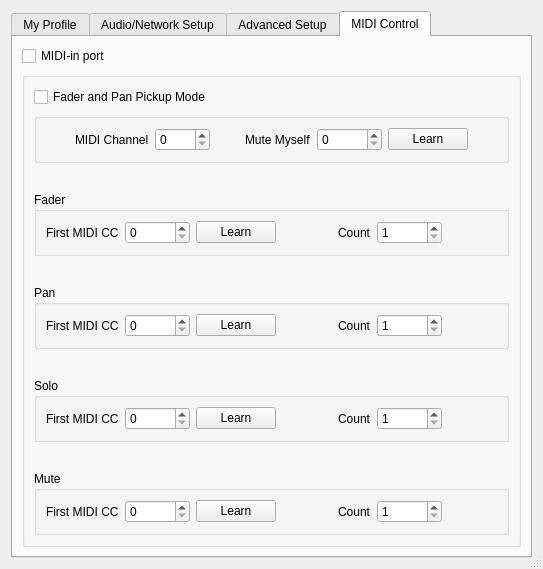
Qt form src/clientsettingsdlgbase.ui (ignotus666/jamulus) before a commit.
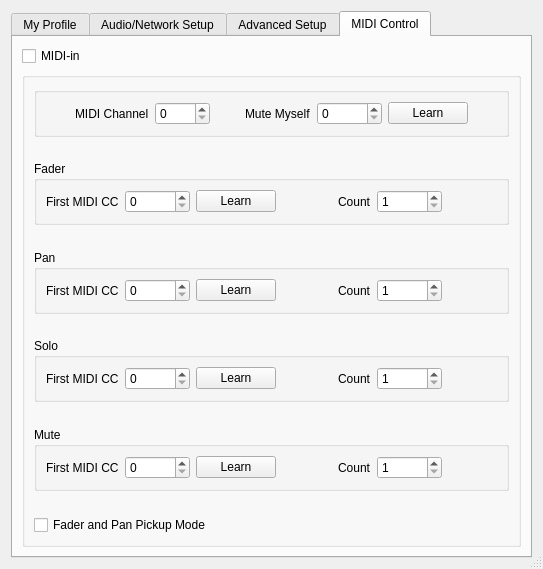
The same form after that commit. Icons and pictures are not drawn. Custom widgets are drawn as their Qt base class.

```diff
--- a/src/clientsettingsdlgbase.ui
+++ b/src/clientsettingsdlgbase.ui
@@ -1341,20 +1341,163 @@
        <string>MIDI Control</string>
       </attribute>
       <layout class="QGridLayout" name="gridLayout">
-       <item row="0" column="0">
-        <widget class="QCheckBox" name="chbUseMIDIController">
-         <property name="text">
-          <string>MIDI-in port</string>
-         </property>
-        </widget>
-       </item>
        <item row="1" column="0">
         <widget class="QGroupBox" name="midiControlsContainer">
          <property name="title">
           <string/>
          </property>
          <layout class="QGridLayout" name="gridLayout_2">
-          <item row="7" column="0">
+          <item row="5" column="0">
+           <spacer name="verticalSpacer_14">
+            <property name="orientation">
+             <enum>Qt::Vertical</enum>
+            </property>
+            <property name="sizeHint" stdset="0">
+             <size>
+              <width>20</width>
+              <height>40</height>
+             </size>
+            </property>
+           </spacer>
+          </item>
+          <item row="6" column="0">
+           <widget class="QGroupBox" name="panGroup">
+            <property name="font">
+             <font>
+              <weight>50</weight>
+              <bold>false</bold>
+             </font>
+            </property>
+            <property name="title">
+             <string>Pan</string>
+            </property>
+            <layout class="QHBoxLayout" name="horizontalLayout_13">
+             <item>
+              <widget class="QLabel" name="lblPanOffset">
+               <property name="font">
+                <font>
+                 <weight>50</weight>
+                 <bold>false</bold>
+                </font>
+               </property>
+               <property name="text">
+                <string>First MIDI CC</string>
+               </property>
+              </widget>
+             </item>
+             <item>
+              <widget class="QSpinBox" name="spnPanOffset">
+               <property name="minimumSize">
+                <size>
+                 <width>65</width>
+                 <height>0</height>
+                </size>
+               </property>
+               <property name="font">
+                <font>
+                 <weight>50</weight>
+                 <bold>false</bold>
+                </font>
+               </property>
+               <property name="maximum">
+                <number>127</number>
+               </property>
+              </widget>
+             </item>
+             <item>
+              <widget class="QPushButton" name="butLearnPanOffset">
+               <property name="font">
+                <font>
+                 <weight>50</weight>
+                 <bold>false</bold>
+                </font>
+               </property>
+               <property name="text">
+                <string>Learn</string>
+               </property>
+               <property name="autoDefault">
+                <bool>false</bool>
+               </property>
+              </widget>
+             </item>
+             <item>
+              <spacer name="horizontalSpacer_17">
+               <property name="orientation">
+                <enum>Qt::Horizontal</enum>
+               </property>
+               <property name="sizeHint" stdset="0">
+                <size>
+                 <width>40</width>
+                 <height>20</height>
+                </size>
+               </property>
+              </spacer>
+             </item>
+             <item>
+              <widget class="QLabel" name="lblPanCount">
+               <property name="font">
+                <font>
+                 <weight>50</weight>
+                 <bold>false</bold>
+                </font>
+               </property>
+               <property name="text">
+                <string>Count</string>
+               </property>
+              </widget>
+             </item>
+             <item>
+              <widget class="QSpinBox" name="spnPanCount">
+               <property name="minimumSize">
+                <size>
+                 <width>65</width>
+                 <height>0</height>
+                </size>
+               </property>
+               <property name="font">
+                <font>
+                 <weight>50</weight>
+                 <bold>false</bold>
+                </font>
+               </property>
+               <property name="minimum">
+                <number>1</number>
+               </property>
+               <property name="maximum">
+                <number>127</number>
+               </property>
+              </widget>
+             </item>
+             <item>
+              <spacer name="horizontalSpacer_19">
+               <property name="orientation">
+                <enum>Qt::Horizontal</enum>
+               </property>
+               <property name="sizeHint" stdset="0">
+                <size>
+                 <width>40</width>
+                 <height>20</height>
+                </size>
+               </property>
+              </spacer>
+             </item>
+            </layout>
+           </widget>
+          </item>
+          <item row="9" column="0">
+           <spacer name="verticalSpacer_17">
+            <property name="orientation">
+             <enum>Qt::Vertical</enum>
+            </property>
+            <property name="sizeHint" stdset="0">
+             <size>
+              <width>20</width>
+              <height>40</height>
+             </size>
+            </property>
+           </spacer>
+          </item>
+          <item row="8" column="0">
            <widget class="QGroupBox" name="soloGroup">
             <property name="font">
              <font>
@@ -1478,8 +1621,282 @@
             </layout>
            </widget>
           </item>
+          <item row="7" column="0">
+           <spacer name="verticalSpacer_16">
+            <property name="orientation">
+             <enum>Qt::Vertical</enum>
+            </property>
+            <property name="sizeHint" stdset="0">
+             <size>
+              <width>20</width>
+              <height>40</height>
+             </size>
+            </property>
+           </spacer>
+          </item>
+          <item row="10" column="0">
+           <widget class="QGroupBox" name="muteGroup">
+            <property name="font">
+             <font>
+              <weight>50</weight>
+              <bold>false</bold>
+             </font>
+            </property>
+            <property name="title">
+             <string>Mute</string>
+            </property>
+            <layout class="QHBoxLayout" name="horizontalLayout_15">
+             <item>
+              <widget class="QLabel" name="lblMuteOffset">
+               <property name="font">
+                <font>
+                 <weight>50</weight>
+                 <bold>false</bold>
+                </font>
+               </property>
+               <property name="text">
+                <string>First MIDI CC</string>
+               </property>
+              </widget>
+             </item>
+             <item>
+              <widget class="QSpinBox" name="spnMuteOffset">
+               <property name="minimumSize">
+                <size>
+                 <width>65</width>
+                 <height>0</height>
+                </size>
+               </property>
+               <property name="font">
+                <font>
+                 <weight>50</weight>
+                 <bold>false</bold>
+                </font>
+               </property>
+               <property name="maximum">
+                <number>127</number>
+               </property>
+              </widget>
+             </item>
+             <item>
+              <widget class="QPushButton" name="butLearnMuteOffset">
+               <property name="font">
+                <font>
+                 <weight>50</weight>
+                 <bold>false</bold>
+                </font>
+               </property>
+               <property name="text">
+                <string>Learn</string>
+               </property>
+               <property name="autoDefault">
+                <bool>false</bool>
+               </property>
+              </widget>
+             </item>
+             <item>
+              <spacer name="horizontalSpacer_11">
+               <property name="orientation">
+                <enum>Qt::Horizontal</enum>
+               </property>
+               <property name="sizeHint" stdset="0">
+                <size>
+                 <width>40</width>
+                 <height>20</height>
+                </size>
+               </property>
+              </spacer>
+             </item>
+             <item>
+              <widget class="QLabel" name="lblMuteCount">
+               <property name="font">
+                <font>
+                 <weight>50</weight>
+                 <bold>false</bold>
+                </font>
+               </property>
+               <property name="text">
+                <string>Count</string>
+               </property>
+              </widget>
+             </item>
+             <item>
+              <widget class="QSpinBox" name="spnMuteCount">
+               <property name="minimumSize">
+                <size>
+                 <width>65</width>
+                 <height>0</height>
+                </size>
+               </property>
+               <property name="font">
+                <font>
+                 <weight>50</weight>
+                 <bold>false</bold>
+                </font>
+               </property>
+               <property name="minimum">
+                <number>1</number>
+               </property>
+               <property name="maximum">
+                <number>127</number>
+               </property>
+              </widget>
+             </item>
+             <item>
+              <spacer name="horizontalSpacer_12">
+               <property name="orientation">
+                <enum>Qt::Horizontal</enum>
+               </property>
+               <property name="sizeHint" stdset="0">
+                <size>
+                 <width>40</width>
+                 <height>20</height>
+                </size>
+               </property>
+              </spacer>
+             </item>
+            </layout>
+           </widget>
+          </item>
+          <item row="3" column="0">
+           <spacer name="verticalSpacer_12">
+            <property name="orientation">
+             <enum>Qt::Vertical</enum>
+            </property>
+            <property name="sizeHint" stdset="0">
+             <size>
+              <width>20</width>
+              <height>40</height>
+             </size>
+            </property>
+           </spacer>
+          </item>
           <item row="4" column="0">
-           <spacer name="verticalSpacer_14">
+           <widget class="QGroupBox" name="faderGroup">
+            <property name="font">
+             <font>
+              <weight>50</weight>
+              <bold>false</bold>
+             </font>
+            </property>
+            <property name="title">
+             <string>Fader</string>
+            </property>
+            <layout class="QHBoxLayout" name="horizontalLayout_11">
+             <item>
+              <widget class="QLabel" name="lblFaderOffset">
+               <property name="font">
+                <font>
+                 <weight>50</weight>
+                 <bold>false</bold>
+                </font>
+               </property>
+               <property name="text">
+                <string>First MIDI CC</string>
+               </property>
+              </widget>
+             </item>
+             <item>
+              <widget class="QSpinBox" name="spnFaderOffset">
+               <property name="minimumSize">
+                <size>
+                 <width>65</width>
+                 <height>0</height>
+                </size>
+               </property>
+               <property name="font">
+                <font>
+                 <weight>50</weight>
+                 <bold>false</bold>
+                </font>
+               </property>
+               <property name="maximum">
+                <number>127</number>
+               </property>
+              </widget>
+             </item>
+             <item>
+              <widget class="QPushButton" name="butLearnFaderOffset">
+               <property name="font">
+                <font>
+                 <weight>50</weight>
+                 <bold>false</bold>
+                </font>
+               </property>
+               <property name="text">
+                <string>Learn</string>
+               </property>
+               <property name="autoDefault">
+                <bool>false</bool>
+               </property>
+              </widget>
+             </item>
+             <item>
+              <spacer name="horizontalSpacer_21">
+               <property name="orientation">
+                <enum>Qt::Horizontal</enum>
+               </property>
+               <property name="sizeHint" stdset="0">
+                <size>
+                 <width>40</width>
+                 <height>20</height>
+                </size>
+               </property>
+              </spacer>
+             </item>
+             <item>
+              <widget class="QLabel" name="lblFaderCount">
+               <property name="font">
+                <font>
+                 <weight>50</weight>
+                 <bold>false</bold>
+                </font>
+               </property>
+               <property name="text">
+                <string>Count</string>
+               </property>
+              </widget>
+             </item>
+             <item>
+              <widget class="QSpinBox" name="spnFaderCount">
+               <property name="minimumSize">
+                <size>
+                 <width>65</width>
+                 <height>0</height>
+                </size>
+               </property>
+               <property name="font">
+                <font>
+                 <weight>50</weight>
+                 <bold>false</bold>
+                </font>
+               </property>
+               <property name="minimum">
+                <number>1</number>
+               </property>
+               <property name="maximum">
+                <number>127</number>
+               </property>
+              </widget>
+             </item>
+             <item>
+              <spacer name="horizontalSpacer_22">
+               <property name="orientation">
+                <enum>Qt::Horizontal</enum>
+               </property>
+               <property name="sizeHint" stdset="0">
+                <size>
+                 <width>40</width>
+                 <height>20</height>
+                </size>
+               </property>
+              </spacer>
+             </item>
+            </layout>
+           </widget>
+          </item>
+          <item row="11" column="0">
+           <spacer name="verticalSpacer_18">
             <property name="orientation">
              <enum>Qt::Vertical</enum>
             </property>
@@ -1491,7 +1908,7 @@
             </property>
            </spacer>
           </item>
-          <item row="1" column="0">
+          <item row="1" column="0" rowspan="2">
            <widget class="QGroupBox" name="chanMuteGroup">
             <property name="font">
              <font>
@@ -1549,7 +1966,7 @@
               </widget>
              </item>
              <item>
-              <spacer name="horizontalSpacer_23">
+              <spacer name="horizontalSpacer_15">
                <property name="orientation">
                 <enum>Qt::Horizontal</enum>
                </property>
@@ -1610,7 +2027,7 @@
               </widget>
              </item>
              <item>
-              <spacer name="horizontalSpacer_24">
+              <spacer name="horizontalSpacer_23">
                <property name="orientation">
                 <enum>Qt::Horizontal</enum>
                </property>
@@ -1625,419 +2042,14 @@
             </layout>
            </widget>
           </item>
-          <item row="2" column="0">
-           <spacer name="verticalSpacer_12">
-            <property name="orientation">
-             <enum>Qt::Vertical</enum>
-            </property>
-            <property name="sizeHint" stdset="0">
-             <size>
-              <width>20</width>
-              <height>40</height>
-             </size>
-            </property>
-           </spacer>
-          </item>
-          <item row="6" column="0">
-           <spacer name="verticalSpacer_16">
-            <property name="orientation">
-             <enum>Qt::Vertical</enum>
-            </property>
-            <property name="sizeHint" stdset="0">
-             <size>
-              <width>20</width>
-              <height>40</height>
-             </size>
-            </property>
-           </spacer>
-          </item>
-          <item row="3" column="0">
-           <widget class="QGroupBox" name="faderGroup">
-            <property name="font">
-             <font>
-              <weight>50</weight>
-              <bold>false</bold>
-             </font>
-            </property>
-            <property name="title">
-             <string>Fader</string>
-            </property>
-            <layout class="QHBoxLayout" name="horizontalLayout_11">
-             <item>
-              <widget class="QLabel" name="lblFaderOffset">
-               <property name="font">
-                <font>
-                 <weight>50</weight>
-                 <bold>false</bold>
-                </font>
-               </property>
-               <property name="text">
-                <string>First MIDI CC</string>
-               </property>
-              </widget>
-             </item>
-             <item>
-              <widget class="QSpinBox" name="spnFaderOffset">
-               <property name="minimumSize">
-                <size>
-                 <width>65</width>
-                 <height>0</height>
-                </size>
-               </property>
-               <property name="font">
-                <font>
-                 <weight>50</weight>
-                 <bold>false</bold>
-                </font>
-               </property>
-               <property name="maximum">
-                <number>127</number>
-               </property>
-              </widget>
-             </item>
-             <item>
-              <widget class="QPushButton" name="butLearnFaderOffset">
-               <property name="font">
-                <font>
-                 <weight>50</weight>
-                 <bold>false</bold>
-                </font>
-               </property>
-               <property name="text">
-                <string>Learn</string>
-               </property>
-               <property name="autoDefault">
-                <bool>false</bool>
-               </property>
-              </widget>
-             </item>
-             <item>
-              <spacer name="horizontalSpacer_21">
-               <property name="orientation">
-                <enum>Qt::Horizontal</enum>
-               </property>
-               <property name="sizeHint" stdset="0">
-                <size>
-                 <width>40</width>
-                 <height>20</height>
-                </size>
-               </property>
-              </spacer>
-             </item>
-             <item>
-              <widget class="QLabel" name="lblFaderCount">
-               <property name="font">
-                <font>
-                 <weight>50</weight>
-                 <bold>false</bold>
-                </font>
-               </property>
-               <property name="text">
-                <string>Count</string>
-               </property>
-              </widget>
-             </item>
-             <item>
-              <widget class="QSpinBox" name="spnFaderCount">
-               <property name="minimumSize">
-                <size>
-                 <width>65</width>
-                 <height>0</height>
-                </size>
-               </property>
-               <property name="font">
-                <font>
-                 <weight>50</weight>
-                 <bold>false</bold>
-                </font>
-               </property>
-               <property name="minimum">
-                <number>1</number>
-               </property>
-               <property name="maximum">
-                <number>127</number>
-               </property>
-              </widget>
-             </item>
-             <item>
-              <spacer name="horizontalSpacer_22">
-               <property name="orientation">
-                <enum>Qt::Horizontal</enum>
-               </property>
-               <property name="sizeHint" stdset="0">
-                <size>
-                 <width>40</width>
-                 <height>20</height>
-                </size>
-               </property>
-              </spacer>
-             </item>
-            </layout>
-           </widget>
-          </item>
-          <item row="9" column="0">
-           <widget class="QGroupBox" name="muteGroup">
-            <property name="font">
-             <font>
-              <weight>50</weight>
-              <bold>false</bold>
-             </font>
-            </property>
-            <property name="title">
-             <string>Mute</string>
-            </property>
-            <layout class="QHBoxLayout" name="horizontalLayout_15">
-             <item>
-              <widget class="QLabel" name="lblMuteOffset">
-               <property name="font">
-                <font>
-                 <weight>50</weight>
-                 <bold>false</bold>
-                </font>
-               </property>
-               <property name="text">
-                <string>First MIDI CC</string>
-               </property>
-              </widget>
-             </item>
-             <item>
-              <widget class="QSpinBox" name="spnMuteOffset">
-               <property name="minimumSize">
-                <size>
-                 <width>65</width>
-                 <height>0</height>
-                </size>
-               </property>
-               <property name="font">
-                <font>
-                 <weight>50</weight>
-                 <bold>false</bold>
-                </font>
-               </property>
-               <property name="maximum">
-                <number>127</number>
-               </property>
-              </widget>
-             </item>
-             <item>
-              <widget class="QPushButton" name="butLearnMuteOffset">
-               <property name="font">
-                <font>
-                 <weight>50</weight>
-                 <bold>false</bold>
-                </font>
-               </property>
-               <property name="text">
-                <string>Learn</string>
-               </property>
-               <property name="autoDefault">
-                <bool>false</bool>
-               </property>
-              </widget>
-             </item>
-             <item>
-              <spacer name="horizontalSpacer_11">
-               <property name="orientation">
-                <enum>Qt::Horizontal</enum>
-               </property>
-               <property name="sizeHint" stdset="0">
-                <size>
-                 <width>40</width>
-                 <height>20</height>
-                </size>
-               </property>
-              </spacer>
-             </item>
-             <item>
-              <widget class="QLabel" name="lblMuteCount">
-               <property name="font">
-                <font>
-                 <weight>50</weight>
-                 <bold>false</bold>
-                </font>
-               </property>
-               <property name="text">
-                <string>Count</string>
-               </property>
-              </widget>
-             </item>
-             <item>
-              <widget class="QSpinBox" name="spnMuteCount">
-               <property name="minimumSize">
-                <size>
-                 <width>65</width>
-                 <height>0</height>
-                </size>
-               </property>
-               <property name="font">
-                <font>
-                 <weight>50</weight>
-                 <bold>false</bold>
-                </font>
-               </property>
-               <property name="minimum">
-                <number>1</number>
-               </property>
-               <property name="maximum">
-                <number>127</number>
-               </property>
-              </widget>
-             </item>
-             <item>
-              <spacer name="horizontalSpacer_12">
-               <property name="orientation">
-                <enum>Qt::Horizontal</enum>
-               </property>
-               <property name="sizeHint" stdset="0">
-                <size>
-                 <width>40</width>
-                 <height>20</height>
-                </size>
-               </property>
-              </spacer>
-             </item>
-            </layout>
-           </widget>
-          </item>
-          <item row="5" column="0">
-           <widget class="QGroupBox" name="panGroup">
-            <property name="font">
-             <font>
-              <weight>50</weight>
-              <bold>false</bold>
-             </font>
-            </property>
-            <property name="title">
-             <string>Pan</string>
-            </property>
-            <layout class="QHBoxLayout" name="horizontalLayout_13">
-             <item>
-              <widget class="QLabel" name="lblPanOffset">
-               <property name="font">
-                <font>
-                 <weight>50</weight>
-                 <bold>false</bold>
-                </font>
-               </property>
-               <property name="text">
-                <string>First MIDI CC</string>
-               </property>
-              </widget>
-             </item>
-             <item>
-              <widget class="QSpinBox" name="spnPanOffset">
-               <property name="minimumSize">
-                <size>
-                 <width>65</width>
-                 <height>0</height>
-                </size>
-               </property>
-               <property name="font">
-                <font>
-                 <weight>50</weight>
-                 <bold>false</bold>
-                </font>
-               </property>
-               <property name="maximum">
-                <number>127</number>
-               </property>
-              </widget>
-             </item>
-             <item>
-              <widget class="QPushButton" name="butLearnPanOffset">
-               <property name="font">
-                <font>
-                 <weight>50</weight>
-                 <bold>false</bold>
-                </font>
-               </property>
-               <property name="text">
-                <string>Learn</string>
-               </property>
-               <property name="autoDefault">
-                <bool>false</bool>
-               </property>
-              </widget>
-             </item>
-             <item>
-              <spacer name="horizontalSpacer_17">
-               <property name="orientation">
-                <enum>Qt::Horizontal</enum>
-               </property>
-               <property name="sizeHint" stdset="0">
-                <size>
-                 <width>40</width>
-                 <height>20</height>
-                </size>
-               </property>
-              </spacer>
-             </item>
-             <item>
-              <widget class="QLabel" name="lblPanCount">
-               <property name="font">
-                <font>
-                 <weight>50</weight>
-                 <bold>false</bold>
-                </font>
-               </property>
-               <property name="text">
-                <string>Count</string>
-               </property>
-              </widget>
-             </item>
-             <item>
-              <widget class="QSpinBox" name="spnPanCount">
-               <property name="minimumSize">
-                <size>
-                 <width>65</width>
-                 <height>0</height>
-                </size>
-               </property>
-               <property name="font">
-                <font>
-                 <weight>50</weight>
-                 <bold>false</bold>
-                </font>
-               </property>
-               <property name="minimum">
-                <number>1</number>
-               </property>
-               <property name="maximum">
-                <number>127</number>
-               </property>
-              </widget>
-             </item>
-             <item>
-              <spacer name="horizontalSpacer_19">
-               <property name="orientation">
-                <enum>Qt::Horizontal</enum>
-               </property>
-               <property name="sizeHint" stdset="0">
-                <size>
-                 <width>40</width>
-                 <height>20</height>
-                </size>
-               </property>
-              </spacer>
-             </item>
-            </layout>
-           </widget>
-          </item>
-          <item row="8" column="0">
-           <spacer name="verticalSpacer_17">
-            <property name="orientation">
-             <enum>Qt::Vertical</enum>
-            </property>
-            <property name="sizeHint" stdset="0">
-             <size>
-              <width>20</width>
-              <height>40</height>
-             </size>
-            </property>
-           </spacer>
-          </item>
-          <item row="0" column="0">
+          <item row="12" column="0">
            <widget class="QCheckBox" name="chbMIDIPickupMode">
+            <property name="sizePolicy">
+             <sizepolicy hsizetype="Preferred" vsizetype="Preferred">
+              <horstretch>0</horstretch>
+              <verstretch>0</verstretch>
+             </sizepolicy>
+            </property>
             <property name="toolTip">
              <string/>
             </property>
@@ -2049,6 +2061,19 @@
          </layout>
         </widget>
        </item>
+       <item row="0" column="0">
+        <widget class="QCheckBox" name="chbUseMIDIController">
+         <property name="sizePolicy">
+          <sizepolicy hsizetype="Preferred" vsizetype="Preferred">
+           <horstretch>0</horstretch>
+           <verstretch>0</verstretch>
+          </sizepolicy>
+         </property>
+         <property name="text">
+          <string>MIDI-in</string>
+         </property>
+        </widget>
+       </item>
       </layout>
      </widget>
     </widget>
```
Left out of the diff: 3 changed lines with no effect on the pictures.
